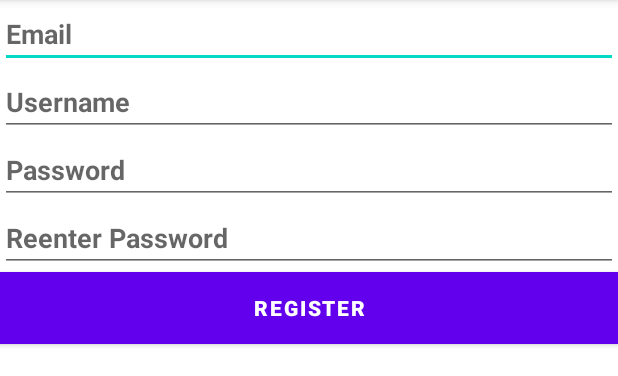
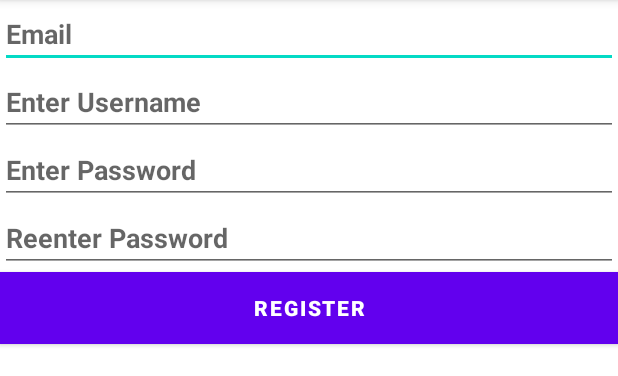
Before and after one commit to asyncdoggo/androidclient, an Android app: the RegisterActivity screen opened directly, with no data from a screen before it, on a phone screen of 412 x 824 dp, the part 84-460 px from its top. Run offline under Robolectric (Android 15) with nearby library versions, the phone set to English and light mode, and no system bars.

Commit message:
replace hardcoded strings with string resources

```diff
--- a/app/src/main/res/layout/activity_interface.xml
+++ b/app/src/main/res/layout/activity_interface.xml
@@ -16,7 +16,7 @@
             android:layout_height="wrap_content"
             android:gravity="center"
             android:onClick="logout"
-            android:text="logout" />
+            android:text="@string/logout" />
     </LinearLayout>
 
     <ListView
--- a/app/src/main/res/layout/activity_register.xml
+++ b/app/src/main/res/layout/activity_register.xml
@@ -13,7 +13,7 @@
             android:id="@+id/email"
             android:layout_width="match_parent"
             android:layout_height="wrap_content"
-            android:hint="Email"
+            android:hint="@string/email"
             android:inputType="textEmailAddress"
             android:singleLine="true"
             android:textStyle="bold" />
@@ -22,8 +22,9 @@
             android:id="@+id/username"
             android:layout_width="match_parent"
             android:layout_height="wrap_content"
+            android:inputType="text"
             android:digits="abcdefghijklmnopqrstuvwxyzABCDEFGHIJKLMNOPQRSTUVWXYZ0123456789"
-            android:hint="Username"
+            android:hint="@string/enter_uname"
             android:singleLine="true"
             android:textStyle="bold" />
 
@@ -31,7 +32,7 @@
             android:id="@+id/password"
             android:layout_width="match_parent"
             android:layout_height="wrap_content"
-            android:hint="Password"
+            android:hint="@string/enter_pass"
             android:inputType="textPassword"
             android:singleLine="true"
             android:textStyle="bold" />
@@ -40,7 +41,7 @@
             android:id="@+id/password2"
             android:layout_width="match_parent"
             android:layout_height="wrap_content"
-            android:hint="Reenter Password"
+            android:hint="@string/reenterpass"
             android:inputType="textPassword"
             android:singleLine="true"
             android:textStyle="bold" />
@@ -52,7 +53,7 @@
             android:layout_height="wrap_content"
             android:background="#D7E2B8"
             android:onClick="registeronclick"
-            android:text="Register"
+            android:text="@string/register"
             android:textStyle="bold" />
 
         <TextView
--- a/app/src/main/res/layout/item_list.xml
+++ b/app/src/main/res/layout/item_list.xml
@@ -12,7 +12,7 @@
         android:layout_toEndOf="@+id/ivUserIcon"
         android:paddingStart="10dp"
         android:paddingEnd="6dp"
-        android:text="Sample text"
+        android:text=""
         android:textAppearance="?android:attr/textAppearanceLarge" />
 
     <TextView
@@ -21,6 +21,7 @@
         android:layout_height="wrap_content"
         android:layout_alignBaseline="@+id/tvName"
         android:layout_toEndOf="@+id/tvName"
+        android:paddingStart="6dp"
         android:paddingEnd="6dp"
         android:text=": " />
 
@@ -30,7 +31,7 @@
         android:layout_height="wrap_content"
         android:layout_alignBottom="@+id/tvName"
         android:layout_toEndOf="@+id/textView2"
-        android:text="sample message"
+        android:text=""
         android:textAppearance="?android:attr/textAppearanceLarge" />
 
     <ImageView
--- a/app/src/main/res/values/strings.xml
+++ b/app/src/main/res/values/strings.xml
@@ -4,13 +4,31 @@
     <string name="write_a_message">Write a message</string>
     <string name="login">Login</string>
     <string name="reset">Reset</string>
-    <string name="title_activity_interface">interfaceActivity</string>
     <!-- Strings used for fragments for navigation -->
     <string name="first_fragment_label">First Fragment</string>
     <string name="second_fragment_label">Second Fragment</string>
+    <string name="hello_first_fragment">Hello first fragment</string>
+    <string name="hello_second_fragment">Hello second fragment. Arg: %1$s</string>
+    <!--                                           -->
     <string name="next">Next</string>
     <string name="previous">Previous</string>
-
-    <string name="hello_first_fragment">Hello first fragment</string>
-    <string name="hello_second_fragment">Hello second fragment. Arg: %1$s</string>
+    <string name="server_fail_connect">Failed to Connect to Server. Please Try Again.</string>
+    <string name="nouser">The username does not exists</string>
+    <string name="badpass">Wrong password</string>
+    <string name="unknown_error">Unknown Error, try again</string>
+    <string name="unidentified_error">Something went wrong. Please try again later.</string>
+    <string name="connected">Connected</string>
+    <string name="register_success">Registration completed successfully.</string>
+    <string name="alreadyuser">Username already exists. Please chose another username.</string>
+    <string name="alreadyemail">Email already exists. Please chose another Email.</string>
+    <string name="pass_reset_success">Password reset successsful</string>
+    <string name="enter_message">Enter message</string>
+    <string name="logout">logout</string>
+    <string name="enter_uname">Enter Username</string>
+    <string name="enter_pass">Enter Password</string>
+    <string name="register">Register</string>
+    <string name="email">Email</string>
+    <string name="reenterpass">Reenter Password</string>
+    <string name="oldpass">Old Password</string>
+    <string name="newpass">New Password</string>
 </resources>
```
Also changed, not shown: app/src/main/java/com/example/login/ChatroomActivity.java (+4 -14 lines), app/src/main/java/com/example/login/InterfaceActivity.java (+4 -7 lines), app/src/main/java/com/example/login/MainActivity.java (+11 -15 lines), app/src/main/java/com/example/login/RegisterActivity.java (+7 -6 lines), app/src/main/java/com/example/login/ResetPassActivity.java (+6 -5 lines), app/src/main/res/layout/activity_chatroom.xml (+5 -3 lines), app/src/main/res/layout/activity_main.xml (+4 -3 lines), app/src/main/res/layout/activity_reset_pass.xml (+6 -5 lines).
